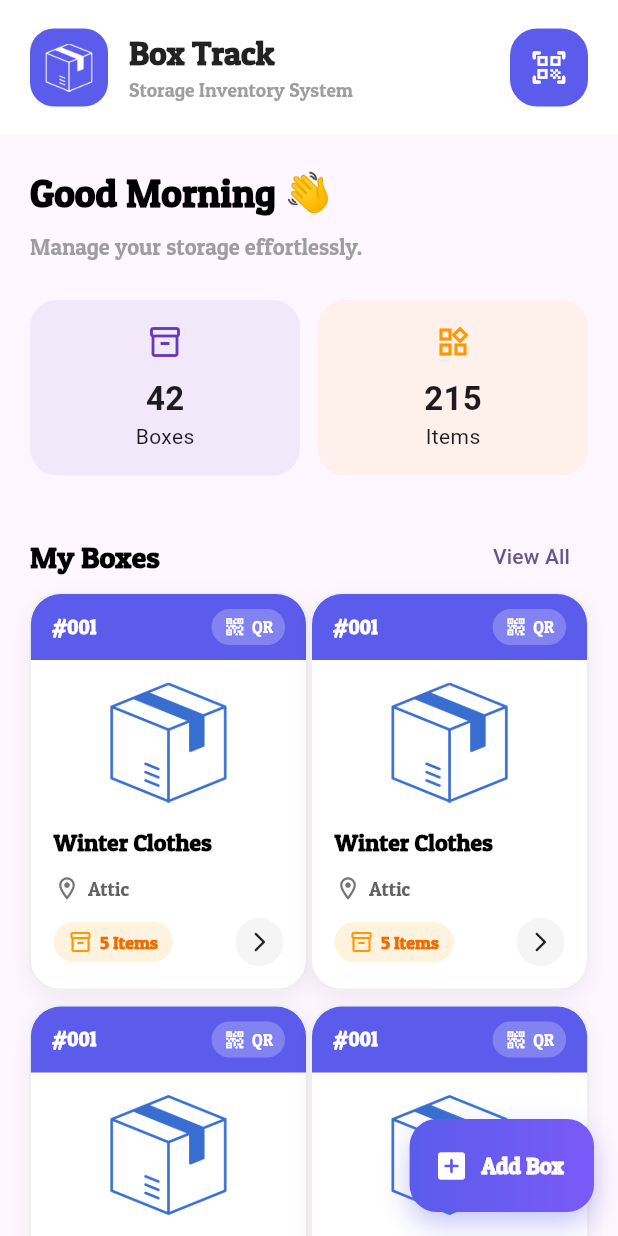
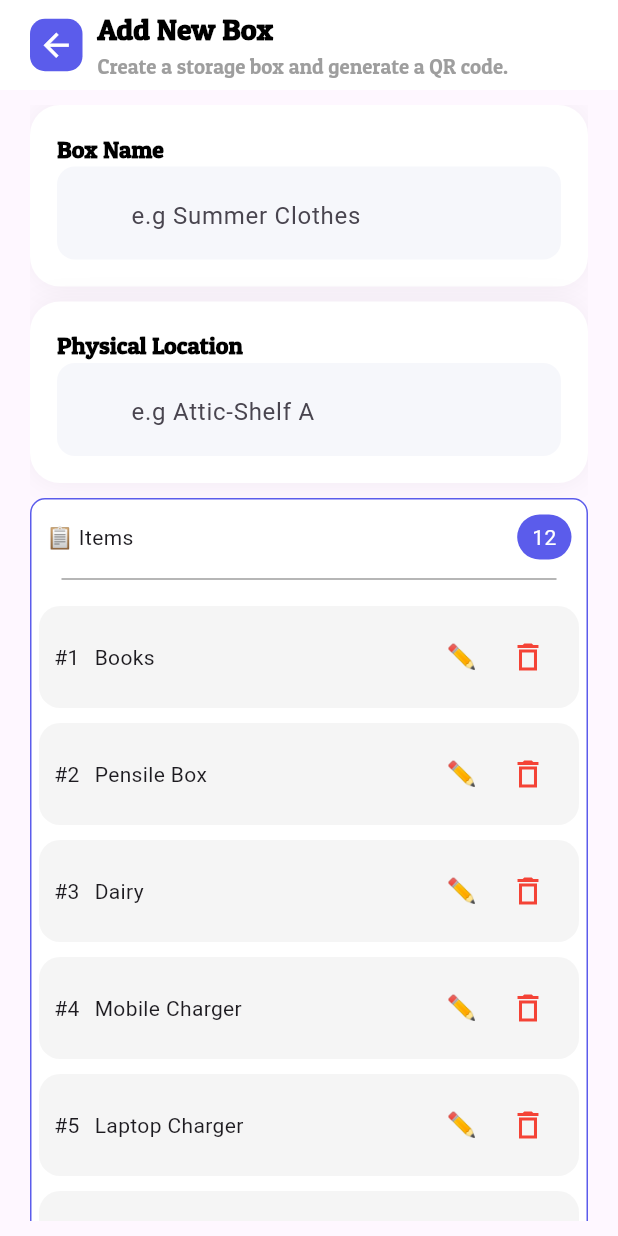
Before and after one commit to DevUsama007/box_keeper_app, a Flutter app: the screen it shows after launch, after a tap on "Add Box", on a phone screen of 412 x 824 dp. Run offline on Flutter 3.47's test engine with Material 3 defaults, Android fonts, the phone set to English and light mode, and no system bars; our stand-ins replace get, hive; accounts and stored records are empty.

Commit message:
hive model and adapter model is created

```diff
--- /dev/null
+++ b/lib/app/custom_widgets/icon_button_widget.dart
@@ -0,0 +1,26 @@
+import 'package:box_keeper_app/app/res/app_colors.dart';
+import 'package:flutter/material.dart';
+
+Widget iconButtonWidget({
+  required IconData icon,
+  required VoidCallback onTap,
+  double? b_width,
+  double? b_hight,
+  double? icon_size,
+  Color? backgroundColor,
+  Color? iconColor,
+}) {
+  return InkWell(
+    borderRadius: BorderRadius.circular(18),
+    onTap: onTap,
+    child: Container(
+      width: b_width ?? 35,
+      height: b_hight ?? 35,
+      decoration: BoxDecoration(
+        color: backgroundColor ?? AppColors.iconButtonbackgroundColor,
+        borderRadius: BorderRadius.circular(10),
+      ),
+      child: Icon(icon, color: Colors.white, size: icon_size ?? 25),
+    ),
+  );
+}
--- /dev/null
+++ b/lib/app/model/hive_models/Boxes_model.dart
@@ -0,0 +1,29 @@
+import 'package:hive/hive.dart';
+
+part 'Boxes_model.g.dart';
+@HiveType(typeId: 1)
+class BoxesModel {
+  @HiveField(0)
+  String uniqueID;
+  @HiveField(1)
+  String qrCodePath;
+  @HiveField(2)
+  String boxTitle;
+  @HiveField(3)
+  String boxLocation;
+  @HiveField(4)
+  String boxCreationDate;
+  @HiveField(5)
+  List<String> boxItems;
+  @HiveField(6)
+  int itemCount;
+  BoxesModel({
+    required this.uniqueID,
+    required this.qrCodePath,
+    required this.boxTitle,
+    required this.boxLocation,
+    required this.boxCreationDate,
+    required this.boxItems,
+    required this.itemCount,
+  });
+}
--- a/lib/app/res/app_colors.dart
+++ b/lib/app/res/app_colors.dart
@@ -0,0 +1,9 @@
+import 'package:flutter/material.dart';
+
+class AppColors {
+  static Color cursorColor = Color(0xFF5B5CEB);
+  static Color iconPrimaryColor = Color(0xFF5B5CEB);
+  static Color iconSecondayColor=Colors.white;
+  static Color borderPrimaryColor=Color(0xFF5B5CEB);
+  static Color iconButtonbackgroundColor=Color(0xFF5B5CEB);
+}
--- /dev/null
+++ b/lib/app/view/addNewBoxScreenView/Widgets/addBoxTextFieldWidget.dart
@@ -0,0 +1,50 @@
+import 'package:box_keeper_app/app/res/app_colors.dart';
+import 'package:flutter/cupertino.dart';
+import 'package:flutter/material.dart';
+
+Widget addBoxTextFieldWidget({
+  required TextEditingController t_controller,
+  required String hint,
+  required IconData icon,
+  required String prefix,
+  IconData? suffixIcon,
+  VoidCallback? onSuffixTap,
+}) {
+  return TextField(
+    controller: t_controller,
+    cursorColor: AppColors.cursorColor,
+    decoration: InputDecoration(
+      hintText: "$hint ",
+      filled: true,
+      fillColor: const Color(0xffF6F7FB),
+      // prefixText: prefix,
+      prefix: Padding(
+        padding: const EdgeInsets.only(right: 8),
+        child: Text(prefix, style: const TextStyle(fontSize: 20)),
+      ),
+      // prefix: Text(prefix),
+      // prefixIcon: Icon(icon, color: AppColors.iconPrimaryColor),
+      // filled: true,
+
+      // fillColor: Colors.grey.shade100,
+      suffixIcon: suffixIcon != null
+          ? Padding(
+              padding: const EdgeInsets.all(8),
+              child: CircleAvatar(
+                radius: 18,
+                backgroundColor: const Color(0xFF5B5CEB),
+                child: IconButton(
+                  padding: EdgeInsets.zero,
+                  icon: const Icon(Icons.add, color: Colors.white, size: 18),
+                  onPressed: onSuffixTap,
+                ),
+              ),
+            )
+          : null,
+      border: OutlineInputBorder(
+        borderRadius: BorderRadius.circular(12),
+        borderSide: BorderSide.none,
+      ),
+    ),
+  );
+}
--- /dev/null
+++ b/lib/app/view/addNewBoxScreenView/addNewBoxScreenView.dart
@@ -0,0 +1,325 @@
+import 'package:box_keeper_app/app/custom_widgets/icon_button_widget.dart';
+import 'package:box_keeper_app/app/res/app_assets.dart';
+import 'package:box_keeper_app/app/res/app_colors.dart';
+import 'package:box_keeper_app/app/res/app_text_styles.dart';
+import 'package:box_keeper_app/app/view/addNewBoxScreenView/Widgets/addBoxTextFieldWidget.dart';
+import 'package:box_keeper_app/app/view/homeScreenView/widgets/app_bar_action_widget.dart';
+import 'package:flutter/material.dart';
+import 'package:get/get.dart';
+
+class AddNewBoxScreenView extends StatefulWidget {
+  const AddNewBoxScreenView({super.key});
+
+  @override
+  State<AddNewBoxScreenView> createState() => _AddNewBoxScreenViewState();
+}
+
+class _AddNewBoxScreenViewState extends State<AddNewBoxScreenView> {
+  TextEditingController boxNameController = TextEditingController();
+  TextEditingController boxLocationController = TextEditingController();
+  TextEditingController itemController = TextEditingController();
+  List<String> itemsList = [
+    'Books',
+    'Pensile Box',
+    'Dairy',
+    'Mobile Charger',
+    'Laptop Charger',
+    'Keyboard',
+    'Books',
+    'Pensile Box',
+    'Dairy',
+    'Mobile Charger',
+    'Laptop Charger',
+    'Keyboard',
+  ];
+  @override
+  Widget build(BuildContext context) {
+    return Scaffold(
+      appBar: AppBar(
+        automaticallyImplyLeading: false,
+        toolbarHeight: 60,
+        elevation: 0,
+        scrolledUnderElevation: 0,
+
+        backgroundColor: Colors.white,
+        surfaceTintColor: Colors.white,
+        titleSpacing: 20,
+
+        title: Row(
+          children: [
+            iconButtonWidget(
+              b_width: 35,
+              b_hight: 35,
+              backgroundColor: const Color(0xFF5B5CEB),
+              icon: Icons.arrow_back,
+              iconColor: Colors.white,
+              onTap: () {
+                Navigator.pop(context);
+              },
+            ),
+            SizedBox(width: 10),
+            Column(
+              crossAxisAlignment: CrossAxisAlignment.start,
+              children: [
+                Text(
+                  "Add New Box",
+                  style: AppTextStyles.customText(
+                    fontSize: 20,
+                    fontWeight: FontWeight.bold,
+                  ),
+                ),
+                const SizedBox(height: 4),
+                Text(
+                  "Create a storage box and generate a QR code.",
+                  style: AppTextStyles.customText(
+                    color: Colors.grey,
+                    fontSize: 14,
+                  ),
+                ),
+              ],
+            ),
+          ],
+        ),
+      ),
+      body: Container(
+        width: MediaQuery.sizeOf(context).width,
+        height: MediaQuery.sizeOf(context).height,
+        child: SingleChildScrollView(
+          child: Column(
+            children: [
+              _boxNameWidget(),
+              SizedBox(height: 10),
+              _boxlocationWidget(),
+              SizedBox(height: 10),
+              Container(
+                decoration: BoxDecoration(
+                  color: Colors.white,
+                  // color: AppColors.borderPrimaryColor,
+                  borderRadius: BorderRadius.circular(10),
+                  border: Border.all(color: AppColors.borderPrimaryColor),
+                ),
+                child: Column(
+                  children: [
+                    Row(
+                      mainAxisAlignment: MainAxisAlignment.spaceBetween,
+                      children: [
+                        Text('📋 Items'),
+                        Container(
+                          padding: EdgeInsets.symmetric(
+                            horizontal: 10,
+                            vertical: 5,
+                          ),
+                          decoration: BoxDecoration(
+                            color: Color(0xff5B5CEB),
+                            borderRadius: BorderRadius.circular(30),
+                          ),
+                          child: Text(
+                            "12",
+                            style: TextStyle(color: Colors.white),
+                          ),
+                        ),
+                        // RichText(
+                        //   text: TextSpan(
+                        //     children: [
+                        //       TextSpan(
+                        //         text: '${itemsList.length} ',
+                        //         style: AppTextStyles.customText(fontSize: 12),
+                        //       ),
+
+                        //       TextSpan(
+                        //         text: 'added',
+                        //         style: AppTextStyles.customText(
+                        //           fontSize: 13,
+                        //           color: Colors.grey,
+                        //         ),
+                        //       ),
+                        //     ],
+
+                        //     style: AppTextStyles.customText(),
+                        //   ),
+                        // ),
+                      ],
+                    ).paddingOnly(left: 10, right: 10, top: 10, bottom: 5),
+                    Divider(
+                      color: Colors.grey,
+                    ).paddingSymmetric(horizontal: 20),
+                    SizedBox(height: 10),
+                    Column(
+                      children: List.generate(itemsList.length, (index) {
+                        return Container(
+                          padding: const EdgeInsets.symmetric(
+                            horizontal: 10,
+                            vertical: 5,
+                          ),
+                          margin: const EdgeInsets.only(
+                            bottom: 10,
+                            left: 5,
+                            right: 5,
+                          ),
+                          decoration: BoxDecoration(
+                            color: Colors.grey.shade100,
+                            borderRadius: BorderRadius.circular(14),
+                          ),
+                          child: Row(
+                            mainAxisAlignment: MainAxisAlignment.spaceBetween,
+                            children: [
+                              Row(
+                                children: [
+                                  Text("#${index + 1}").paddingOnly(right: 10),
+                                  Text(itemsList[index]),
+                                ],
+                              ),
+                              Row(
+                                children: [
+                                  InkWell(
+                                    focusColor: Colors.red,
+                                    highlightColor: Colors.red,
+                                    radius: 10,
+                                    onTap: () {
+                                      print('object');
+                                    },
+                                    child: Text(
+                                      '✏️',
+                                      style: TextStyle(fontSize: 16),
+                                    ).paddingOnly(right: 10, left: 10),
+                                  ),
+
+                                  IconButton(
+                                    onPressed: () {},
+                                    icon: Icon(
+                                      Icons.delete_outline_sharp,
+                                      color: Colors.red,
+                                    ),
+                                  ).paddingSymmetric(vertical: 5),
+                                ],
+                              ),
+                            ],
+                          ),
+                        );
+                      }),
+                    ),
+                    SizedBox(height: 10),
+                    addBoxTextFieldWidget(
+                      prefix: '📦',
+                      t_controller: itemController,
+                      hint: 'Type an item and press add',
+                      icon: Icons.text_fields_rounded,
+                      suffixIcon: Icons.add,
+                      onSuffixTap: () {},
+                    ).paddingOnly(bottom: 10, left: 10, right: 10),
+                  ],
+                ),
+              ),
+              SizedBox(height: 10),
+              _createBoxButton(ontap: () {}).paddingOnly(bottom: 40),
+              SizedBox(width: 50),
+            ],
+          ),
+        ).paddingSymmetric(horizontal: 20, vertical: 10),
+      ),
+    );
+  }
+
+  Widget _boxNameWidget() {
+    return Container(
+      padding: const EdgeInsets.all(18),
+      decoration: BoxDecoration(
+        color: Colors.white,
+        borderRadius: BorderRadius.circular(20),
+        boxShadow: [
+          BoxShadow(color: Colors.black.withOpacity(.05), blurRadius: 15),
+        ],
+      ),
+      child: Column(
+        mainAxisAlignment: MainAxisAlignment.start,
+        crossAxisAlignment: CrossAxisAlignment.start,
+        children: [
+          Text(
+            'Box Name',
+            maxLines: 1,
+            overflow: TextOverflow.ellipsis,
+            style: AppTextStyles.customText(
+              fontSize: 16,
+              fontWeight: FontWeight.w700,
+            ),
+          ),
+          addBoxTextFieldWidget(
+            prefix: '📦',
+            icon: Icons.title,
+            t_controller: boxNameController,
+            hint: 'e.g Summer Clothes',
+          ),
+        ],
+      ),
+    );
+  }
+
+  Widget _boxlocationWidget() {
+    return Container(
+      padding: const EdgeInsets.all(18),
+      decoration: BoxDecoration(
+        color: Colors.white,
+        borderRadius: BorderRadius.circular(20),
+        boxShadow: [
+          BoxShadow(color: Colors.black.withOpacity(.05), blurRadius: 15),
+        ],
+      ),
+      child: Column(
+        mainAxisAlignment: MainAxisAlignment.start,
+        crossAxisAlignment: CrossAxisAlignment.start,
+        children: [
+          Text(
+            'Physical Location',
+            maxLines: 1,
+            overflow: TextOverflow.ellipsis,
+            style: AppTextStyles.customText(
+              fontSize: 16,
+              fontWeight: FontWeight.w700,
+            ),
+          ),
+          addBoxTextFieldWidget(
+            prefix: '📍',
+            icon: Icons.location_on,
+            t_controller: boxLocationController,
+            hint: 'e.g Attic-Shelf A',
+          ),
+        ],
+      ),
+    );
+  }
+
+  Widget _createBoxButton({required VoidCallback ontap}) {
+    return InkWell(
+      onTap: ontap,
+      child: Container(
+        width: MediaQuery.sizeOf(context).width * 0.9,
+        height: 50,
+        decoration: BoxDecoration(
+          gradient: const LinearGradient(
+            colors: [Color(0xff5B5CEB), Color(0xff7A5AF8)],
+          ),
+          borderRadius: BorderRadius.circular(18),
+        ),
+        child: Row(
+          mainAxisAlignment: MainAxisAlignment.center,
+          children: [
+            Image.asset(
+              AppAssets.box,
+              width: 25,
+              height: 25,
+              color: Colors.white,
+            ).paddingOnly(right: 5),
+
+            Text(
+              'Create Box & Generate QR',
+              style: AppTextStyles.customText(
+                fontSize: 14,
+                color: Colors.white,
+              ),
+            ),
+          ],
+        ),
+      ),
+    );
+  }
+}
--- a/lib/app/view/homeScreenView/home_screen_view.dart
+++ b/lib/app/view/homeScreenView/home_screen_view.dart
@@ -21,7 +21,7 @@ class _HomeScreenViewState extends State<HomeScreenView> {
   Widget build(BuildContext context) {
     return Scaffold(
       appBar: appBarWidget(),
-      floatingActionButton: floatingActionButtonWidget(),
+      floatingActionButton: floatingActionButtonWidget(context: context),
       body: _body(),
     );
   }
--- a/lib/app/view/homeScreenView/widgets/floating_action_button_widget.dart
+++ b/lib/app/view/homeScreenView/widgets/floating_action_button_widget.dart
@@ -1,7 +1,10 @@
 import 'package:box_keeper_app/app/res/app_text_styles.dart';
+import 'package:box_keeper_app/app/view/addNewBoxScreenView/addNewBoxScreenView.dart';
 import 'package:flutter/material.dart';
 
-Widget floatingActionButtonWidget(){
+Widget floatingActionButtonWidget({
+  required BuildContext context
+}){
   return Container(
         height: 62,
         decoration: BoxDecoration(
@@ -18,7 +21,9 @@ Widget floatingActionButtonWidget(){
           ],
         ),
         child: FloatingActionButton.extended(
-          onPressed: () {},
+          onPressed: () {
+            Navigator.push(context, MaterialPageRoute(builder: (context) => AddNewBoxScreenView(),));
+          },
           backgroundColor: Colors.transparent,
           foregroundColor: Colors.white,
           elevation: 0,
--- a/lib/main.dart
+++ b/lib/main.dart
@@ -1,20 +1,26 @@
+import 'package:box_keeper_app/app/model/hive_models/Boxes_model.dart';
 import 'package:box_keeper_app/app/view/splashScreenView/splash_screen_view.dart';
 import 'package:flutter/material.dart';
+import 'package:hive/hive.dart';
+import 'package:path_provider/path_provider.dart';
 
-void main() {
+void main() async {
+  WidgetsFlutterBinding.ensureInitialized();
+  var path = await getApplicationDocumentsDirectory();
+  Hive.init(path.path);
+  Hive.registerAdapter(BoxesModelAdapter());
+  await Hive.openBox<BoxesModel>('BoxesData');
   runApp(const MyApp());
 }
 
 class MyApp extends StatelessWidget {
   const MyApp({super.key});
 
-  // This widget is the root of your application.
   @override
   Widget build(BuildContext context) {
     return MaterialApp(
       title: 'box_keeper_app',
       debugShowCheckedModeBanner: false,
-      theme: ThemeData(colorScheme: .fromSeed(seedColor: Colors.deepPurple)),
       home: SplashScreenView(),
     );
   }
--- a/pubspec.yaml
+++ b/pubspec.yaml
@@ -36,7 +36,9 @@ dependencies:
   cupertino_icons: ^1.0.8
   get: ^4.7.3
   flutter_launcher_icons: ^0.13.1
-
+  hive: ^2.2.3
+  hive_flutter: ^1.1.0
+  path_provider: ^2.1.6
 
 flutter_launcher_icons:
   android: true
@@ -44,6 +46,8 @@ flutter_launcher_icons:
   adaptive_icon_foreground: "assets/images/appicon.png"
   adaptive_icon_background: "#5B5CEB"
 dev_dependencies:
+  build_runner: ^2.4.13
+  hive_generator: ^2.0.1
   flutter_test:
     sdk: flutter
 
```
Also changed, not shown: lib/app/model/hive_models/Boxes_model.g.dart (added), pubspec.lock, 2 other files.
